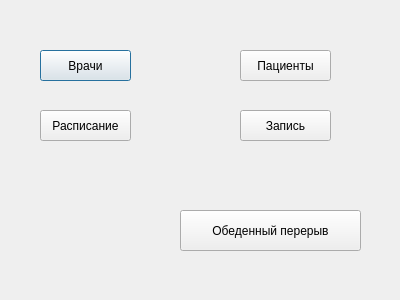
Qt form Fix.ui (naykama/Doctor.Appointment) before a commit.
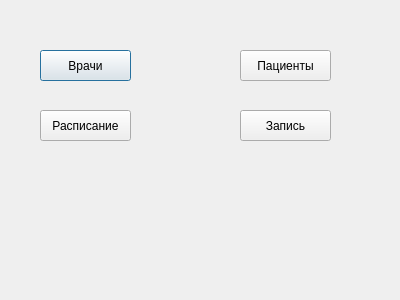
The same form after that commit.

```diff
--- a/Fix.ui
+++ b/Fix.ui
@@ -65,19 +65,6 @@
     <string>Запись</string>
    </property>
   </widget>
-  <widget class="QPushButton" name="buttonLunch">
-   <property name="geometry">
-    <rect>
-     <x>180</x>
-     <y>210</y>
-     <width>181</width>
-     <height>41</height>
-    </rect>
-   </property>
-   <property name="text">
-    <string>Обеденный перерыв</string>
-   </property>
-  </widget>
  </widget>
  <resources/>
  <connections/>
```
